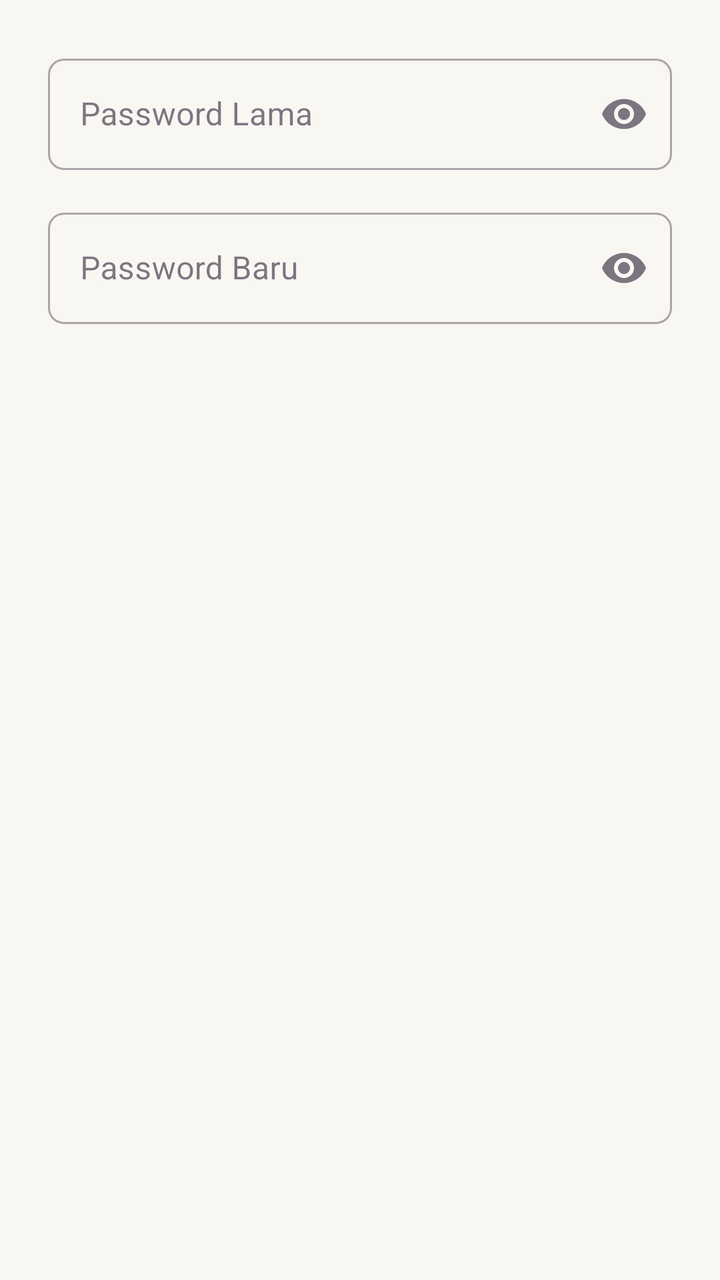
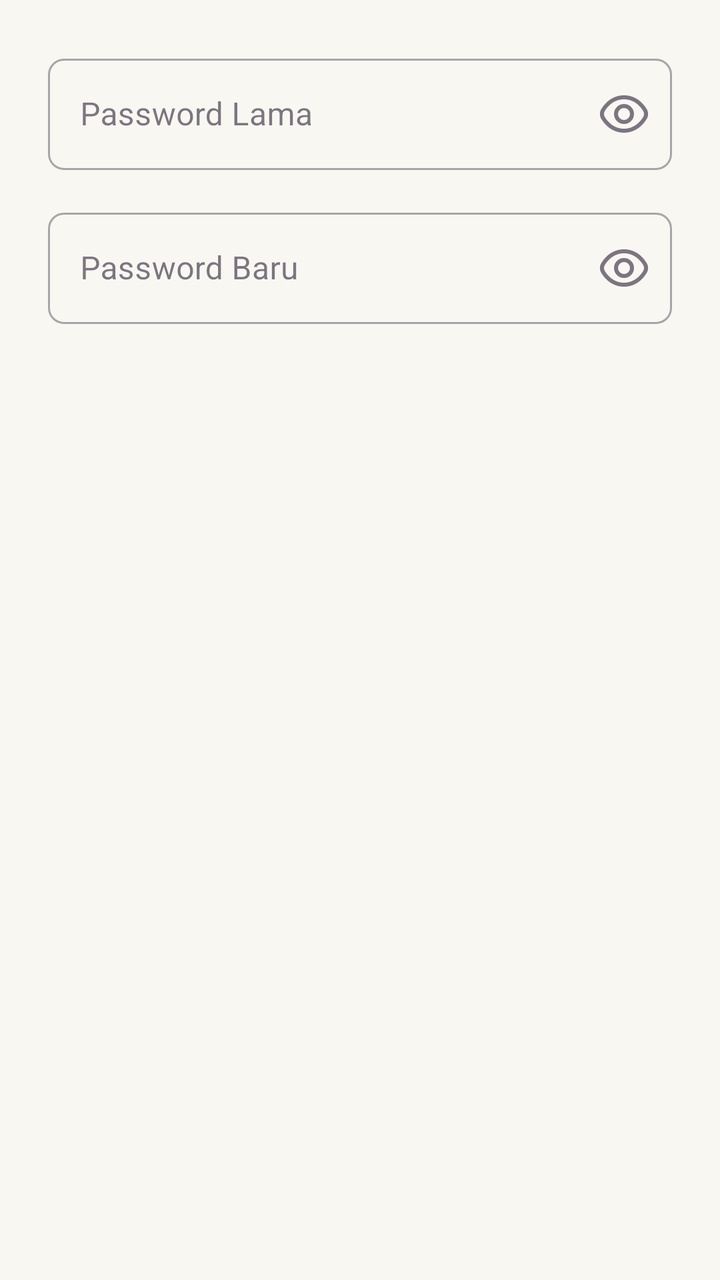

Compare the two renders of this Android layout. The source of the first and the diff that turns it into the second are given below.
<!-- AndroidManifest.xml: application theme Theme.BkNova -->
<!-- res/layout/dialog_change_password.xml -->
<?xml version="1.0" encoding="utf-8"?>
<androidx.core.widget.NestedScrollView xmlns:android="http://schemas.android.com/apk/res/android"
    xmlns:app="http://schemas.android.com/apk/res-auto"
    android:layout_width="match_parent"
    android:layout_height="wrap_content">

    <LinearLayout
        android:layout_width="match_parent"
        android:layout_height="wrap_content"
        android:orientation="vertical"
        android:padding="24dp">

        <com.google.android.material.textfield.TextInputLayout
            android:id="@+id/til_old_password"
            style="@style/Widget.MaterialComponents.TextInputLayout.OutlinedBox"
            android:layout_width="match_parent"
            android:layout_height="wrap_content"
            android:hint="Password Lama"
            app:boxCornerRadiusBottomEnd="8dp"
            app:boxCornerRadiusBottomStart="8dp"
            app:boxCornerRadiusTopEnd="8dp"
            app:boxCornerRadiusTopStart="8dp"
            app:endIconMode="password_toggle">

            <com.google.android.material.textfield.TextInputEditText
                android:id="@+id/et_old_password"
                android:layout_width="match_parent"
                android:layout_height="wrap_content"
                android:inputType="textPassword" />
        </com.google.android.material.textfield.TextInputLayout>

        <com.google.android.material.textfield.TextInputLayout
            android:id="@+id/til_new_password"
            style="@style/Widget.MaterialComponents.TextInputLayout.OutlinedBox"
            android:layout_width="match_parent"
            android:layout_height="wrap_content"
            android:layout_marginTop="16dp"
            app:boxCornerRadiusBottomEnd="8dp"
            app:boxCornerRadiusBottomStart="8dp"
            app:boxCornerRadiusTopEnd="8dp"
            app:boxCornerRadiusTopStart="8dp"
            android:hint="Password Baru"
            app:endIconMode="password_toggle">

            <com.google.android.material.textfield.TextInputEditText
                android:id="@+id/et_new_password"
                android:layout_width="match_parent"
                android:layout_height="wrap_content"
                android:inputType="textPassword" />
        </com.google.android.material.textfield.TextInputLayout>

    </LinearLayout>
</androidx.core.widget.NestedScrollView>
<!-- resources referenced by this layout -->
<resources>
  <style name="Theme.BkNova" parent="Base.Theme.BkNova" />
  <style name="Base.Theme.BkNova" parent="Theme.Material3.Light.NoActionBar">
  
          
          <item name="colorPrimary">@color/brand_primary</item>
          <item name="colorOnPrimary">@color/white</item>
          <item name="colorPrimaryContainer">@color/brand_soft</item>
          <item name="colorOnPrimaryContainer">@color/text_color_primary</item>
  
          <item name="colorSecondary">@color/accent_pink</item>
          
          <item name="colorOnSecondary">@color/text_color_primary</item>
          <item name="colorSecondaryContainer">@color/accent_pink_soft</item>
          <item name="colorOnSecondaryContainer">@color/text_color_primary</item>
  
          <item name="colorTertiary">@color/accent_peach</item>
          <item name="colorOnTertiary">@color/text_color_primary</item>
          <item name="colorTertiaryContainer">@color/accent_peach_soft</item>
          <item name="colorOnTertiaryContainer">@color/text_color_primary</item>
  
          <item name="colorSurface">@color/white</item>
          <item name="colorOnSurface">@color/text_color_primary</item>
          <item name="colorSurfaceVariant">@color/background_cream</item>
          <item name="colorOnSurfaceVariant">@color/text_color_secondary</item>
          <item name="android:colorBackground">@color/background_cream</item>
          <item name="colorOnBackground">@color/text_color_primary</item>
  
          <item name="colorOutline">@color/divider_color</item>
          <item name="colorOutlineVariant">@color/divider_color</item>
  
          <item name="colorError">@color/red_text</item>
          <item name="colorOnError">@color/white</item>
          <item name="colorErrorContainer">@color/red_light</item>
          <item name="colorOnErrorContainer">@color/red_text</item>
  
          <item name="android:windowBackground">@color/background_cream</item>
  
          
          <item name="android:statusBarColor">@android:color/transparent</item>
          <item name="android:navigationBarColor">@android:color/transparent</item>
          <item name="android:windowLightStatusBar">true</item>
          
          <item name="android:enforceNavigationBarContrast" tools:targetApi="q">false</item>
          <item name="android:enforceStatusBarContrast" tools:targetApi="q">false</item>
      </style>
  <color name="brand_primary">#5561F4</color>
  <color name="white">#FFFFFFFF</color>
  <color name="brand_soft">#F0E6FC</color>
  <color name="text_color_primary">#2A1E33</color>
  <color name="accent_pink">#FF7FAF</color>
  <color name="accent_pink_soft">#FFECF3</color>
  <color name="accent_peach">#FFC6BF</color>
  <color name="accent_peach_soft">#FFE8E5</color>
  <color name="background_cream">#F8F7F2</color>
  <color name="text_color_secondary">#6B5E75</color>
  <color name="divider_color">#E8E3DC</color>
  <color name="red_text">#DC2626</color>
  <color name="red_light">#FEE2E2</color>
</resources>

<!-- the commit's change to res/layout/dialog_change_password.xml (unified diff, before → after) -->
@@ -16,6 +16,7 @@
             android:layout_width="match_parent"
             android:layout_height="wrap_content"
             android:hint="Password Lama"
+            app:passwordToggleDrawable="@drawable/ic_eye"
             app:boxCornerRadiusBottomEnd="8dp"
             app:boxCornerRadiusBottomStart="8dp"
             app:boxCornerRadiusTopEnd="8dp"
@@ -31,6 +32,7 @@
 
         <com.google.android.material.textfield.TextInputLayout
             android:id="@+id/til_new_password"
+            app:passwordToggleDrawable="@drawable/ic_eye"
             style="@style/Widget.MaterialComponents.TextInputLayout.OutlinedBox"
             android:layout_width="match_parent"
             android:layout_height="wrap_content"
<!-- resource entries referenced after the edit -->
@@ -1,5 +1,7 @@
 <!-- resources referenced by this layout -->
 <resources>
+  <!-- drawable ic_eye (drawable) -->
+  <vector xmlns:android="http://schemas.android.com/apk/res/android" android:width="24dp" android:height="24dp" android:viewportWidth="24" android:viewportHeight="24" android:tint="?attr/colorControlNormal"><path android:fillColor="@android:color/white" android:pathData="M23.271,9.419C21.72,6.893,18.192,2.655,12,2.655S2.28,6.893.729,9.419a4.908,4.908,0,0,0,0,5.162C2.28,17.107,5.808,21.345,12,21.345s9.72-4.238,11.271-6.764A4.908,4.908,0,0,0,23.271,9.419Zm-1.705,4.115C20.234,15.7,17.219,19.345,12,19.345S3.766,15.7,2.434,13.534a2.918,2.918,0,0,1,0-3.068C3.766,8.3,6.781,4.655,12,4.655s8.234,3.641,9.566,5.811A2.918,2.918,0,0,1,21.566,13.534Z"/><path android:fillColor="@android:color/white" android:pathData="M12,7a5,5,0,1,0,5,5A5.006,5.006,0,0,0,12,7Zm0,8a3,3,0,1,1,3-3A3,3,0,0,1,12,15Z"/></vector>
   <style name="Theme.BkNova" parent="Base.Theme.BkNova" />
   <style name="Base.Theme.BkNova" parent="Theme.Material3.Light.NoActionBar">
   
